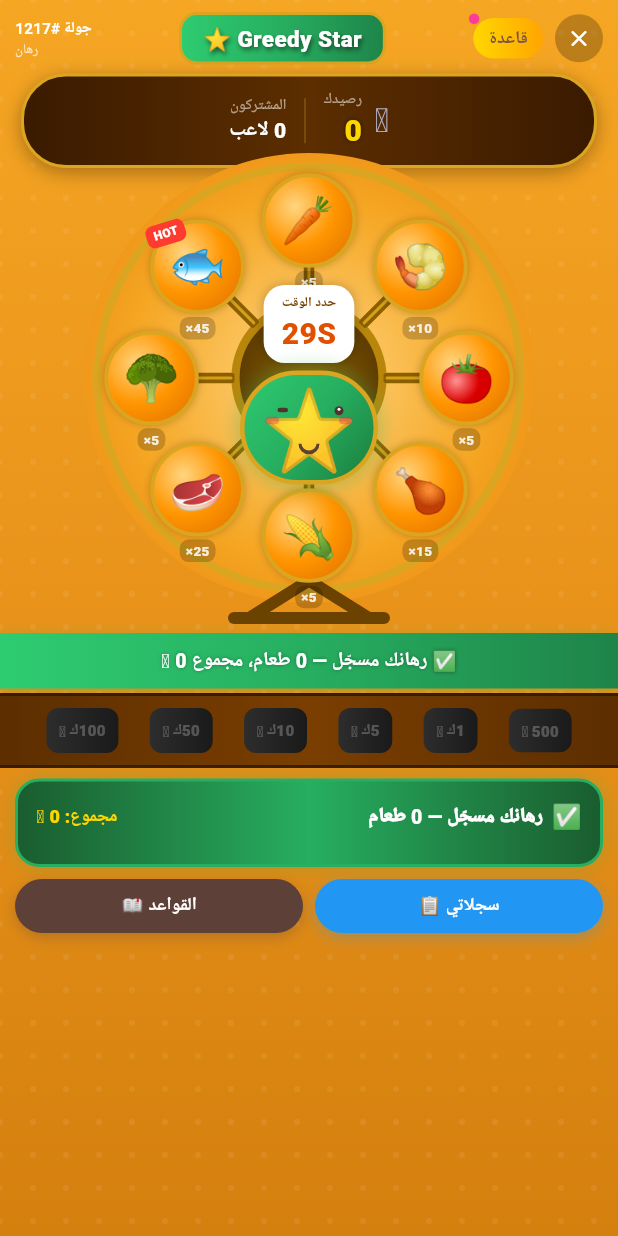
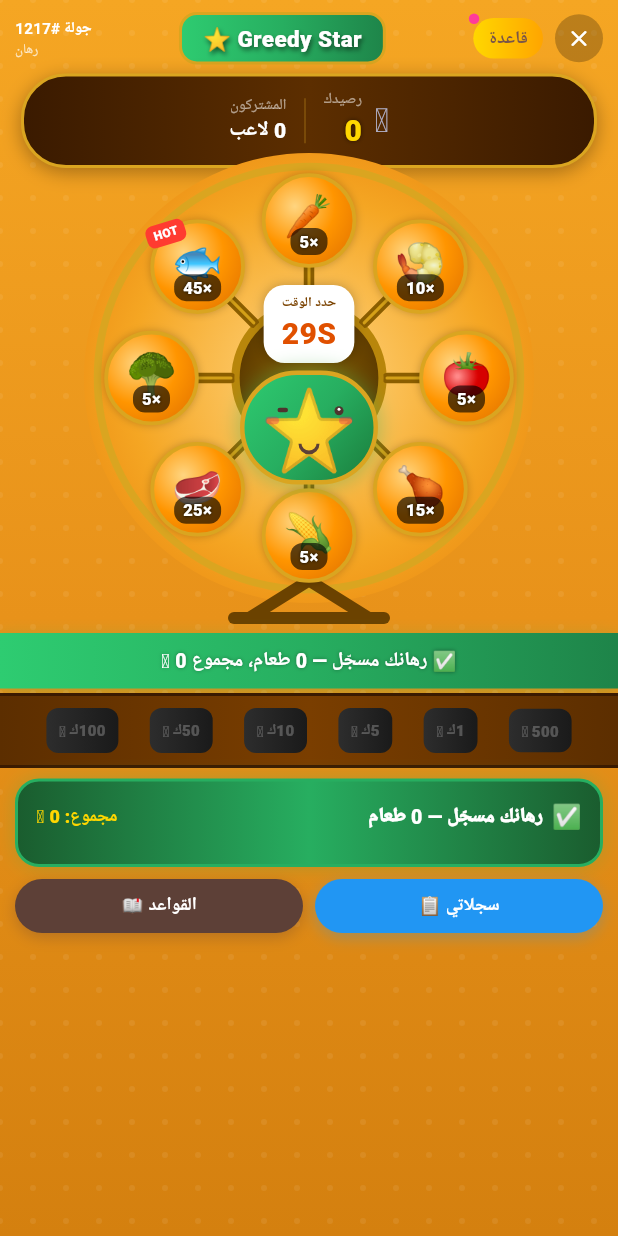
Before and after one commit to sheet-cmyk/chat-live, a Flutter app: the GreedyStarScreen screen opened by its route, on a phone screen of 412 x 824 dp. Run offline on Flutter 3.47's test engine with Material 3 defaults, Android fonts, the phone set to English and light mode, and no system bars; our stand-ins replace audioplayers, cached_network_image, cloud_firestore, firebase_auth, firebase_core, firebase_crashlytics and 13 more; missing offline and left inert: zego_express_engine; accounts and stored records are empty; Roboto replaces fonts that are missing (Cairo).

Commit message:
fix: show full amount (10,500) below food bubble, move multiplier inside circle
Co-Authored-By: Claude Sonnet 4.6 <noreply@anthropic.com>

```diff
--- a/lib/features/game/presentation/screens/greedy_star_screen.dart
+++ b/lib/features/game/presentation/screens/greedy_star_screen.dart
@@ -561,26 +561,30 @@ class _GSState extends ConsumerState<GreedyStarScreen> with TickerProviderStateM
                     blurRadius: glowR + 4, spreadRadius: isHighlighted ? 3 : 0,
                   )],
                 ),
-                child: Center(child: Text(food.emoji, style: TextStyle(fontSize: bSize * 0.48))),
+                child: Stack(children: [
+                  // Emoji — shifted up slightly to leave room for multiplier
+                  Align(
+                    alignment: const Alignment(0, -0.30),
+                    child: Text(food.emoji, style: TextStyle(fontSize: bSize * 0.43)),
                   ),
-              // Bet amount badge (draft or confirmed)
-              if ((inDraft && draftAmt > 0) || (isMyBet && myBetAmt > 0))
+                  // Multiplier INSIDE the circle at the bottom — bold & clear
                   Positioned(
-                  bottom: -2, left: 0, right: 0,
+                    bottom: 6, left: 0, right: 0,
                     child: Center(
                       child: Container(
-                      padding: const EdgeInsets.symmetric(horizontal: 5, vertical: 2),
+                        padding: const EdgeInsets.symmetric(horizontal: 6, vertical: 1),
                         decoration: BoxDecoration(
-                        color: isMyBet ? const Color(0xFF27AE60) : const Color(0xFFE07000),
+                          color: Colors.black.withAlpha(160),
                           borderRadius: BorderRadius.circular(8),
-                        border: Border.all(color: Colors.white, width: 1),
                         ),
-                      child: Text(
-                        _fmtNum(isMyBet ? myBetAmt : draftAmt),
-                        style: const TextStyle(color: Colors.white, fontSize: 9, fontWeight: FontWeight.w900),
+                        child: Text('×${food.mult}',
+                          style: const TextStyle(color: Colors.white, fontSize: 11,
+                            fontWeight: FontWeight.w900,
+                            shadows: [Shadow(color: Colors.black, blurRadius: 2)])),
                       ),
                     ),
                   ),
+                ]),
               ),
               // Betters count
               if (betterCount > 0)
@@ -601,14 +605,25 @@ class _GSState extends ConsumerState<GreedyStarScreen> with TickerProviderStateM
                       child: const Text('HOT', style: TextStyle(color: Colors.white, fontSize: 8, fontWeight: FontWeight.w900)),
                     ))),
             ]),
-            const SizedBox(height: 2),
-            Container(
-              padding: const EdgeInsets.symmetric(horizontal: 4, vertical: 1),
-              decoration: BoxDecoration(color: Colors.black.withAlpha(50), borderRadius: BorderRadius.circular(6)),
-              child: Text('${food.mult}×',
-                style: TextStyle(fontSize: 9, fontWeight: FontWeight.w800, fontFamily: 'Cairo',
-                  color: isHighlighted ? Colors.white : Colors.white.withAlpha(220))),
+            // Amount below circle — full number (e.g. 10,500) when bet is set
+            if ((inDraft && draftAmt > 0) || (isMyBet && myBetAmt > 0))
+              Padding(
+                padding: const EdgeInsets.only(top: 3),
+                child: Container(
+                  padding: const EdgeInsets.symmetric(horizontal: 5, vertical: 2),
+                  decoration: BoxDecoration(
+                    color: isMyBet ? const Color(0xFF1A6B38) : const Color(0xFF7A3A00),
+                    borderRadius: BorderRadius.circular(8),
+                    border: Border.all(color: Colors.white, width: 1),
                   ),
+                  child: Text(
+                    _fmtFull(isMyBet ? myBetAmt : draftAmt),
+                    style: const TextStyle(color: Colors.white, fontSize: 9, fontWeight: FontWeight.w900),
+                  ),
+                ),
+              )
+            else
+              const SizedBox(height: 3),
           ]),
         );
       },
@@ -1321,6 +1336,13 @@ class _GSState extends ConsumerState<GreedyStarScreen> with TickerProviderStateM
     return '$v';
   }
 
+  // Full number with commas — shown below food bubble (e.g. 10,500)
+  String _fmtFull(int v) {
+    if (v >= 1000000) return '${(v / 1000000).toStringAsFixed(v % 1000000 == 0 ? 0 : 1)}م';
+    return v.toString().replaceAllMapped(
+      RegExp(r'(\d{1,3})(?=(\d{3})+(?!\d))'), (m) => '${m[1]},');
+  }
+
   // Full number with commas for balance display
   String _fmtNumFull(int v) {
     if (v >= 1000000) {
```
Lines whose indentation alone changed are shown as unchanged.
